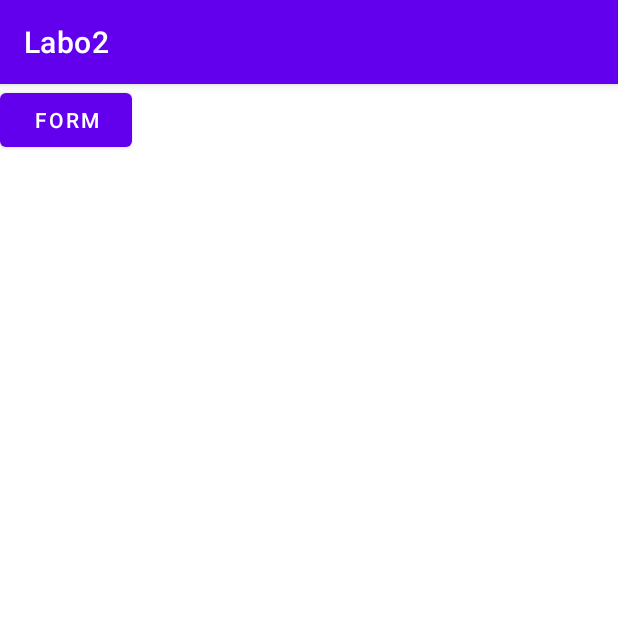
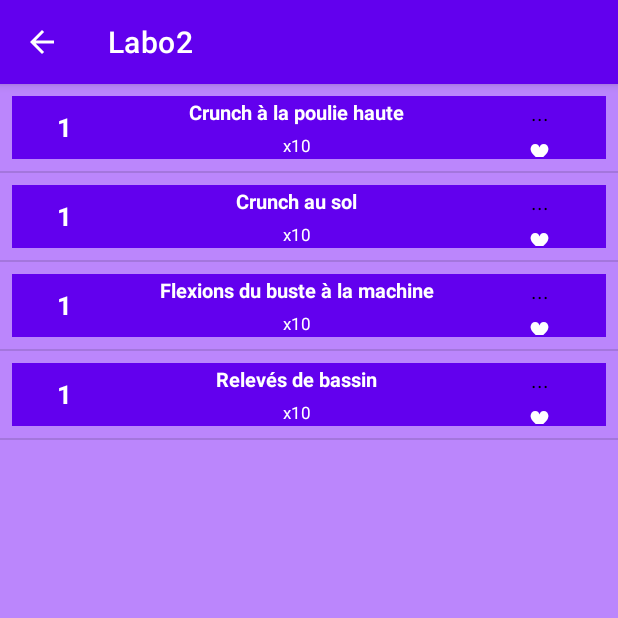
Before and after one commit to lopezalexander/Musculation_SQLite, an Android app: the screen it shows after launch (ListeExercice before the commit, CategorieActivity after it), after a tap on "ContentDescriptionTODO", on a phone screen of 412 x 824 dp, the top half of it. Run offline under Robolectric (Android 15) with nearby library versions, the phone set to English and light mode, and no system bars.

Commit message:
updated avec le code de Adnan

```diff
--- a/app/src/main/AndroidManifest.xml
+++ b/app/src/main/AndroidManifest.xml
@@ -16,11 +16,7 @@
 		tools:targetApi="31"
 		>
 		<activity
-			android:name=".ListeExercice"
-			android:exported="false"
-			/>
-		<activity
-			android:name=".ExerciceDetails"
+			android:name=".CategorieActivity"
 			android:exported="false"
 			/>
 		<activity
--- /dev/null
+++ b/app/src/main/java/com/example/Labo2/CategorieActivity.java
@@ -0,0 +1,85 @@
+package com.example.Labo2;
+
+import androidx.appcompat.app.AppCompatActivity;
+
+import android.content.Context;
+import android.os.Bundle;
+import android.view.View;
+import android.widget.AdapterView;
+import android.widget.ImageView;
+import android.widget.ListView;
+import android.widget.Spinner;
+
+import java.util.ArrayList;
+import java.util.Objects;
+
+public class CategorieActivity extends AppCompatActivity implements AdapterView.OnItemSelectedListener {
+
+    //INTERFACE UI
+    ListView listViewExercicesCategorie;
+    ExerciceArrayAdapter arrayAdapter;
+
+    ArrayList<Exercice> listeExercices;
+
+    ImageView imageSelector;
+    Spinner imageSpinner;
+
+
+    protected MyDataBaseHelper maDB;
+
+    @Override
+    protected void onCreate(Bundle savedInstanceState) {
+        super.onCreate(savedInstanceState);
+        setContentView(R.layout.activity_categorie);
+        Objects.requireNonNull(getSupportActionBar()).setDisplayHomeAsUpEnabled(true);
+
+        maDB = new MyDataBaseHelper(this);
+
+        //Get ImageView for the Form
+        // imageSelector = findViewById(R.id.drawableImage);
+
+        //Get Spinner for the Form
+//        imageSpinner = findViewById(R.id.drawableSpinner);
+//        imageSpinner.setAdapter(new SpinnerAdapter(this, R.layout.spinner_content_layout, getResources().getStringArray(R.array.spinnerData)));
+//        imageSpinner.setOnItemSelectedListener(this);
+
+        //GET ARRAYLIST OF EXERCICE PAR CATEGORIE
+        Bundle extras = getIntent().getExtras();
+        String categorieChoisie = extras.getString("categorieChoisie");
+
+        //LISTER LE ARRAYLIST
+        listerExerciceSelonCategorie(categorieChoisie);
+    }
+
+    private void listerExerciceSelonCategorie(String categorieChoisie) {
+        listeExercices = new ArrayList<>();
+        listViewExercicesCategorie = findViewById(R.id.liste_Exercices_Categorie);
+
+
+        listeExercices = maDB.obtenirExerciceParCategorie(categorieChoisie);
+
+        arrayAdapter = new ExerciceArrayAdapter(this, R.layout.exercices_list_layout, listeExercices);
+
+        listViewExercicesCategorie.setAdapter(arrayAdapter);
+    }
+
+
+    //**************************\\
+    //  SPINNER AND IMAGEVIEW    \\
+    //*******************************************************************************************************************************************
+
+    @Override
+    public void onItemSelected(AdapterView<?> parentView, View view, int position, long id) {
+        String drawableName = parentView.getItemAtPosition(position).toString();
+
+        Context context = imageSelector.getContext();
+        int drawableID = context.getResources().getIdentifier(drawableName, "drawable", context.getPackageName());
+        imageSelector.setImageResource(drawableID);
+    }
+
+    @Override
+    public void onNothingSelected(AdapterView<?> adapterView) {
+
+    }
+
+}
--- /dev/null
+++ b/app/src/main/java/com/example/Labo2/ExerciceArrayAdapter.java
@@ -0,0 +1,80 @@
+package com.example.Labo2;
+
+import android.annotation.SuppressLint;
+import android.content.Context;
+import android.view.LayoutInflater;
+import android.view.View;
+import android.view.ViewGroup;
+import android.widget.ArrayAdapter;
+import android.widget.TextView;
+
+import androidx.annotation.NonNull;
+import androidx.annotation.Nullable;
+
+import java.util.ArrayList;
+
+public class ExerciceArrayAdapter extends ArrayAdapter<Exercice> {
+
+    private static final String TAG = "ExerciceListAdapter";
+
+    private final Context mContext;
+    int mResource;
+    ArrayList<Exercice> listeExercice;
+
+    public ExerciceArrayAdapter(Context context, int resource, ArrayList<Exercice> objects) {
+        super(context, resource, objects);
+        mContext = context;
+        mResource = resource;
+    }
+
+    @SuppressLint("ViewHolder")
+    @NonNull
+    @Override
+    public View getView(int position, @Nullable View convertView, ViewGroup parent) {
+
+
+        int _id = getItem(position).get_id();
+        String title = getItem(position).getTitle();
+        String img = getItem(position).getImg();
+        String repeat = getItem(position).getRepeat();
+        String categorie = getItem(position).getCategorie();
+        String sets = getItem(position).getSets();
+        String duree = getItem(position).getDuree();
+        String description = getItem(position).getDescription();
+        String pause = getItem(position).getPause();
+        String favorite = getItem(position).getFavorite();
+
+        LayoutInflater inflater = LayoutInflater.from(mContext);
+
+
+        convertView = inflater.inflate(mResource, parent, false);
+
+//        TextView tv_ref = convertView.findViewById(R.id.textView_ref);
+        TextView tv_title = convertView.findViewById(R.id.textView_title);
+//        TextView tv_img = convertView.findViewById(R.id.textView_img);
+        TextView tv_repeat = convertView.findViewById(R.id.textView_repeat);
+//        TextView tv_categorie = convertView.findViewById(R.id.textView_categorie);
+//        TextView tv_sets = convertView.findViewById(R.id.textView_sets);
+//        TextView tv_duree = convertView.findViewById(R.id.textView_duree);
+//        TextView tv_description = convertView.findViewById(R.id.textView_description);
+//        TextView tv_pause = convertView.findViewById(R.id.textView_pause);
+//        TextView tv_favorite = convertView.findViewById(R.id.textView_favorite);
+
+//        tv_ref.setText(ref);
+        tv_title.setText(title);
+//        tv_img.setText(img);
+        tv_repeat.setText(repeat);
+//        tv_categorie.setText(categorie);
+//        tv_sets.setText(sets);
+//        tv_duree.setText(duree);
+//        tv_description.setText(description);
+//        tv_pause.setText(pause);
+//        tv_favorite.setText(favorite);
+
+        ///****** POUR AJOUTER l'IMAGE DRAWABLE SUR LA LISTVIEW PAR ITEM
+//        int drawableID = context.getResources().getIdentifier(drawableName, "drawable", context.getPackageName());
+//        imageSelector.setImageResource(drawableID);
+
+        return convertView;
+    }
+}
--- a/app/src/main/java/com/example/Labo2/ExerciceDetails.java
+++ /dev/null
@@ -1,17 +0,0 @@
-package com.example.Labo2;
-
-import androidx.appcompat.app.AppCompatActivity;
-
-import android.os.Bundle;
-
-public class ExerciceDetails extends AppCompatActivity {
-
-    @Override
-    protected void onCreate(Bundle savedInstanceState) {
-        super.onCreate(savedInstanceState);
-        setContentView(R.layout.activity_exercice_details);
-
-
-
-    }
-}
--- a/app/src/main/java/com/example/Labo2/ListeExercice.java
+++ /dev/null
@@ -1,99 +0,0 @@
-package com.example.Labo2;
-
-import androidx.appcompat.app.AlertDialog;
-import androidx.appcompat.app.AppCompatActivity;
-
-import android.content.Context;
-import android.os.Bundle;
-import android.text.InputFilter;
-import android.view.LayoutInflater;
-import android.view.View;
-import android.widget.AdapterView;
-import android.widget.EditText;
-import android.widget.ImageView;
-import android.widget.Spinner;
-import android.widget.Toast;
-
-import java.util.ArrayList;
-
-public class ListeExercice extends AppCompatActivity implements AdapterView.OnItemSelectedListener {
-    ImageView imageSelector;
-    Spinner imageSpinner;
-
-    ArrayList<Exercice> listeExerciceCategorie;
-
-    @Override
-    protected void onCreate(Bundle savedInstanceState) {
-        super.onCreate(savedInstanceState);
-        setContentView(R.layout.activity_liste_exercice);
-
-        //Get ImageView for the Form
-        imageSelector = findViewById(R.id.drawableImage);
-
-        //Get Spinner for the Form
-        imageSpinner = findViewById(R.id.drawableSpinner);
-        imageSpinner.setAdapter(new SpinnerAdapter(this, R.layout.spinner_content_layout, getResources().getStringArray(R.array.spinnerData)));
-        imageSpinner.setOnItemSelectedListener(this);
-
-        //GET ARRAYLIST OF Exercice PAR CATEGORIE
-        Bundle extras = getIntent().getExtras();
-        listeExerciceCategorie = extras.getParcelableArrayList("listeExerciceCategorie");
-    }
-
-    //**************\\
-    //  FONCTIONS    \\
-    //*******************************************************************************************************************************************
-
-//    private AlertDialog formAjouterExercice() {
-//        AlertDialog.Builder myForm = new AlertDialog.Builder(context, R.style.form_theme);
-//        LayoutInflater inflater = LayoutInflater.from(context);
-//        View myFormView = inflater.inflate(R.layout.insert_produit_form, findViewById(R.id.linearLayoutRoot));
-//
-//
-//        //SET FILTERS FOR PRICE EDITTEXT
-//        EditText nomProduit = myFormView.findViewById(R.id.input_nom);
-//        EditText categorieProduit = myFormView.findViewById(R.id.input_categorie);
-//        EditText prixProduit = myFormView.findViewById(R.id.input_prix);
-//        EditText qteProduit = myFormView.findViewById(R.id.input_qte);
-//
-//        prixProduit.setFilters(new InputFilter[]{new DecimalDigitsInputFilter(9, 2)});
-//
-//        myForm.setView(myFormView)
-//                .setPositiveButton("Create", (dialog, id) -> {
-//
-//                    //FORM DATA
-//                    String nom = nomProduit.getText().toString();
-//                    String categorie = categorieProduit.getText().toString();
-//                    String prix = prixProduit.getText().toString();
-//                    String qte = qteProduit.getText().toString();
-//
-//                    Produit nouveauProduit = new Produit(nom, categorie, prix, qte);
-//                    listeProduits.add(nouveauProduit);
-//
-//                    arrayAdapter.notifyDataSetChanged();
-//
-//                    Toast.makeText(context, "Produits sauvegarder correctement!", Toast.LENGTH_LONG).show();
-//                })
-//                .setNegativeButton("Cancel", (dialog, id) -> dialog.dismiss());
-//        return myForm.create();
-//    }
-
-
-    //**************************\\
-    //  SPINNER AND IMAGEVIEW    \\
-    //*******************************************************************************************************************************************
-
-    @Override
-    public void onItemSelected(AdapterView<?> parentView, View view, int position, long id) {
-        String drawableName = parentView.getItemAtPosition(position).toString();
-
-        Context context = imageSelector.getContext();
-        int drawableID = context.getResources().getIdentifier(drawableName, "drawable", context.getPackageName());
-        imageSelector.setImageResource(drawableID);
-    }
-
-    @Override
-    public void onNothingSelected(AdapterView<?> adapterView) {
-
-    }
-}
--- a/app/src/main/java/com/example/Labo2/MainActivity.java
+++ b/app/src/main/java/com/example/Labo2/MainActivity.java
@@ -25,7 +25,6 @@ import java.util.Objects;
 
 
 public class MainActivity extends AppCompatActivity implements View.OnClickListener {
-
 
     //NAVIGATION DRAWER
     DrawerLayout drawerLayout;
@@ -77,13 +76,13 @@ public class MainActivity extends AppCompatActivity implements View.OnClickListe
         //TEST ALL AND CATEGORIE
 
         //ArrayList<Exercice> allEntries = maDB.obtenirToutLesExercices();
-        ArrayList<Exercice> allEntries = maDB.obtenirExerciceParCategorie("Abdominaux");
+        //ArrayList<Exercice> allEntries = maDB.obtenirExerciceParCategorie("Abdominaux");
 
-        for (Exercice unique : allEntries) {
-            Log.d("row", "///////////////////////////////////////////////////////////////////////////////////////////////");
-            Log.d("row", unique.get_id().toString());
-            Log.d("row", unique.getTitle());
-        }
+//        for (Exercice unique : allEntries) {
+//            Log.d("row", "///////////////////////////////////////////////////////////////////////////////////////////////");
+//            Log.d("row", unique.get_id().toString());
+//            Log.d("row", unique.getTitle());
+//        }
 
         //TEST INSERT
         //maDB.insertExercice("test", "test", "test", "test", "test", "test", "test", "test", "test");
@@ -107,32 +106,33 @@ public class MainActivity extends AppCompatActivity implements View.OnClickListe
 
         switch (v.getId()) {
             case R.id.main_btn_abdominaux:
-                categorieChoisie = "ABDOMINAUX";
+                categorieChoisie = "Abdominaux";
                 break;
             case R.id.main_btn_biceps:
-                categorieChoisie = "BICEPS";
+                categorieChoisie = "Biceps";
                 break;
             case R.id.main_btn_fessiers:
-                categorieChoisie = "FESSIERS";
+                categorieChoisie = "Cuisses-Fessiers";
                 break;
             case R.id.main_btn_dos:
-                categorieChoisie = "DOS";
+                categorieChoisie = "Dos";
                 break;
             case R.id.main_btn_epaules:
-                categorieChoisie = "EPAULES";
+                categorieChoisie = "Epaules";
                 break;
             case R.id.main_btn_mollets:
-                categorieChoisie = "MOLLETS";
+                categorieChoisie = "Mollets";
                 break;
             case R.id.main_btn_pectoraux:
-                categorieChoisie = "PECTORAUX";
+                categorieChoisie = "Pectoraux";
                 break;
             case R.id.main_btn_triceps:
-                categorieChoisie = "TRICEPS";
+                categorieChoisie = "Triceps";
                 break;
             case R.id.main_btn_avantbras:
-                categorieChoisie = "AVANTBRAS";
+                categorieChoisie = "Avant Bras";
                 break;
+
         }
 
         //Database Fetch -> categorie choisie -->object parcelable
@@ -141,8 +141,8 @@ public class MainActivity extends AppCompatActivity implements View.OnClickListe
 
         listeExerciceCategorie = maDB.obtenirExerciceParCategorie(categorieChoisie);
 
-        Intent intentToCategorie = new Intent(context, ListeExercice.class);
-        intentToCategorie.putParcelableArrayListExtra("listeExerciceCategorie", listeExerciceCategorie);
+        Intent intentToCategorie = new Intent(context, CategorieActivity.class);
+        intentToCategorie.putExtra("categorieChoisie", categorieChoisie);
         startActivity(intentToCategorie);
 
 
@@ -165,9 +165,11 @@ public class MainActivity extends AppCompatActivity implements View.OnClickListe
             switch (item.getItemId()) {
 
                 case R.id.questionA:
+                    //CONTACT EMAIL
                     drawerLayout.closeDrawers();
                     break;
                 case R.id.questionB:
+                    //CONTACT PHONE
                     drawerLayout.closeDrawers();
                     break;
 //                case R.id.questionC:
--- a/app/src/main/java/com/example/Labo2/SpinnerAdapter.java
+++ b/app/src/main/java/com/example/Labo2/SpinnerAdapter.java
@@ -15,12 +15,12 @@ import androidx.annotation.Nullable;
 public class SpinnerAdapter extends ArrayAdapter<String> {
 
     Context context;
-    String[] provinceList;
+    String[] listeNomImage;
 
-    public SpinnerAdapter(Context context, int textViewResourceId, String[] provinceList) {
-        super(context, textViewResourceId, provinceList);
+    public SpinnerAdapter(Context context, int textViewResourceId, String[] listeNomImage) {
+        super(context, textViewResourceId, listeNomImage);
         this.context = context;
-        this.provinceList = provinceList;
+        this.listeNomImage = listeNomImage;
     }
 
     // Override these methods and instead return our custom view (with image and text)
@@ -42,7 +42,8 @@ public class SpinnerAdapter extends ArrayAdapter<String> {
 
         View row = inflater.inflate(R.layout.spinner_content_layout, parent, false);
         TextView label = (TextView) row.findViewById(R.id.text);
-        label.setText(provinceList[position]);
+        label.setText(listeNomImage[position]);
+
 
         return row;
     }
--- a/app/src/main/res/layout/activity_liste_exercice.xml
+++ b/app/src/main/res/layout/activity_categorie.xml
@@ -4,15 +4,17 @@
 	xmlns:tools="http://schemas.android.com/tools"
 	android:layout_width="match_parent"
 	android:layout_height="match_parent"
-	tools:context=".ListeExercice"
+	android:background="#F3FFE5"
 	>
 
-	<Button
-		android:id="@+id/btn_form"
-		android:layout_width="wrap_content"
-		android:layout_height="wrap_content"
-		android:text="FORM"
-		tools:layout_editor_absoluteX="157dp"
-		tools:layout_editor_absoluteY="344dp"
+	<ListView
+		android:id="@+id/liste_Exercices_Categorie"
+		android:layout_width="match_parent"
+		android:layout_height="match_parent"
+		android:background="@color/purple_200"
+		app:layout_constraintBottom_toBottomOf="parent"
+		app:layout_constraintEnd_toEndOf="parent"
+		app:layout_constraintStart_toStartOf="parent"
 		/>
+
 </androidx.constraintlayout.widget.ConstraintLayout>
--- a/app/src/main/res/layout/activity_exercice_details.xml
+++ /dev/null
@@ -1,10 +0,0 @@
-<?xml version="1.0" encoding="utf-8"?>
-<androidx.constraintlayout.widget.ConstraintLayout xmlns:android="http://schemas.android.com/apk/res/android"
-	xmlns:app="http://schemas.android.com/apk/res-auto"
-	xmlns:tools="http://schemas.android.com/tools"
-	android:layout_width="match_parent"
-	android:layout_height="match_parent"
-	tools:context=".ExerciceDetails"
-	>
-
-</androidx.constraintlayout.widget.ConstraintLayout>
--- /dev/null
+++ b/app/src/main/res/layout/exercices_list_layout.xml
@@ -0,0 +1,101 @@
+<?xml version="1.0" encoding="utf-8"?>
+<LinearLayout xmlns:android="http://schemas.android.com/apk/res/android"
+    xmlns:app="http://schemas.android.com/apk/res-auto"
+    android:layout_width="match_parent"
+    android:layout_height="match_parent"
+    >
+
+
+
+			<RelativeLayout
+				android:layout_width="match_parent"
+				android:layout_height="wrap_content"
+				android:layout_margin="8dp"
+				android:background="@color/purple_500"
+				>
+
+				<LinearLayout
+					android:layout_width="wrap_content"
+					android:layout_height="wrap_content"
+					android:layout_marginVertical="1dp"
+					android:layout_marginStart="20dp"
+					android:orientation="horizontal"
+					>
+
+					<TextView
+						android:id="@+id/textView_img"
+						android:layout_width="30dp"
+						android:layout_height="match_parent"
+						android:gravity="center"
+						android:text="1"
+						android:textColor="@color/white"
+						android:textSize="17sp"
+						android:textStyle="bold"
+						/>
+
+					<LinearLayout
+						android:layout_width="260dp"
+						android:layout_height="wrap_content"
+						android:layout_marginStart="10dp"
+						android:gravity="center"
+						android:orientation="vertical"
+						>
+
+						<TextView
+							android:id="@+id/textView_title"
+							android:layout_width="wrap_content"
+							android:layout_height="wrap_content"
+							android:textColor="@color/white"
+							android:gravity="start"
+							android:textSize="13dp"
+							android:textStyle="bold"
+							/>
+
+						<TextView
+							android:id="@+id/textView_repeat"
+							android:layout_width="wrap_content"
+							android:layout_height="wrap_content"
+							android:layout_marginTop="5dp"
+							android:textColor="@color/white"
+							android:gravity="start"
+							android:textSize="11dp"
+							/>
+
+					</LinearLayout>
+
+					<LinearLayout
+						android:layout_width="64dp"
+						android:layout_height="match_parent"
+						android:layout_marginStart="0dp"
+						android:gravity="center"
+						android:orientation="vertical"
+						>
+
+						<TextView
+							android:id="@+id/textView_menu"
+							android:layout_width="wrap_content"
+							android:layout_height="wrap_content"
+							android:text="..."
+							android:textColor="@color/black"
+							android:textSize="14sp"
+							/>
+
+						<TextView
+							android:id="@+id/textView_favorite"
+							android:layout_width="wrap_content"
+							android:layout_height="wrap_content"
+							android:layout_marginTop="5dp"
+							android:text="♥"
+							android:textColor="@color/white"
+							android:textSize="14sp"
+							/>
+
+					</LinearLayout>
+
+				</LinearLayout>
+
+
+			</RelativeLayout>
+
+
+</LinearLayout>
```
